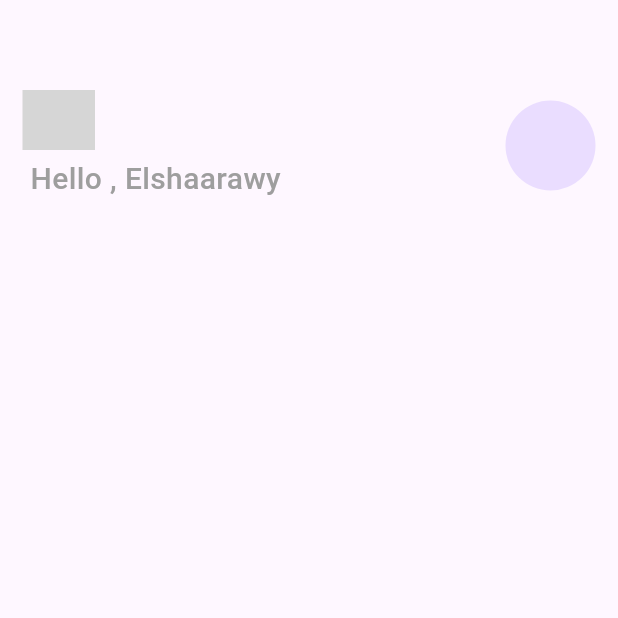
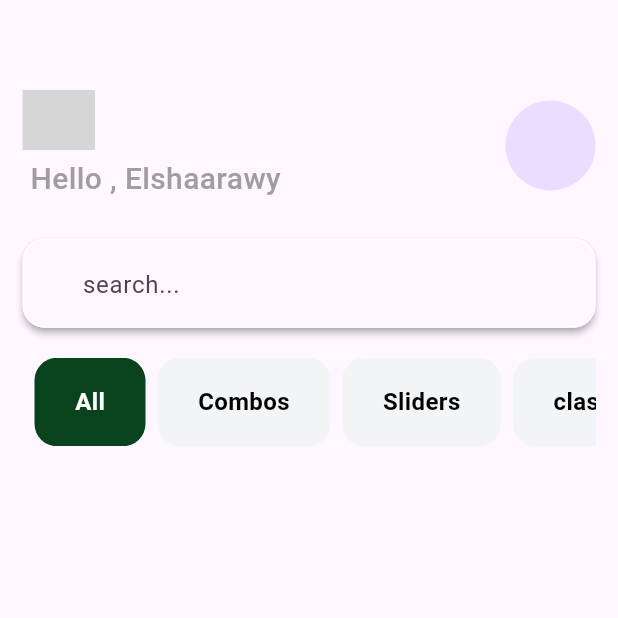
Before and after one commit to elshaarawy7/hangry_app, a Flutter app: the screen it shows after launch, on a phone screen of 412 x 824 dp, the top half of it. Run offline on Flutter 3.47's test engine with Material 3 defaults, Android fonts, the phone set to English and light mode, and no system bars; our stand-ins replace gap; missing offline and left inert: svg_flutter; grey boxes are pictures that could not be loaded.

Commit message:
finsh catogry in home view

```diff
--- a/lib/futcher/home/view/home_view.dart
+++ b/lib/futcher/home/view/home_view.dart
@@ -1,54 +1,125 @@
+import 'package:flutter/cupertino.dart';
 import 'package:flutter/material.dart';
 import 'package:gap/gap.dart';
 import 'package:hangry_app/core/constants/app_color.dart';
 import 'package:hangry_app/futcher/shared/custem_text.dart';
 import 'package:svg_flutter/svg.dart';
 
-class HomeView extends StatelessWidget {
+class HomeView extends StatefulWidget {
   const HomeView({super.key});
 
   @override
+  State<HomeView> createState() => _HomeViewState();
+}
+
+class _HomeViewState extends State<HomeView> {
+   int selectedIndex = 0 ;
+  List catogry = [
+
+    'All' ,
+    'Combos' ,
+    'Sliders' ,
+    'clasic'
+
+  ];
+  @override
   Widget build(BuildContext context) {
-    return Scaffold(
+    return GestureDetector(
+      onTap: () => FocusScope.of(context).unfocus(),
+      child: Scaffold(
         body: Padding(
           padding: const EdgeInsets.symmetric(horizontal: 15),
           child: Column(
             children: [
-            Gap(60) ,
+              Gap(60),
 
               /// header
               Row(
                 children: [
-
-
                   Column(
                     crossAxisAlignment: CrossAxisAlignment.start,
                     children: [
                       SvgPicture.asset(
-                      "assets/logo/logo.svg" ,
+                        "assets/logo/logo.svg",
                         color: AppColor.primery,
                         height: 40,
                       ),
 
-                      Gap(5) ,
+                      Gap(5),
 
                       CustemText(
                         text: " Hello , Elshaarawy",
                         color: Colors.grey.shade500,
                         size: 20,
-                       weight: FontWeight.w500 ,
-                       ) ,
+                        weight: FontWeight.w500,
+                      ),
                     ],
                   ),
-                 Spacer() ,
+                  Spacer(),
 
-                CircleAvatar(
-                  radius: 30,
+                  CircleAvatar(radius: 30),
+                ],
               ),
-               ],
+
+              Gap(25) ,
+
+              // search bar
+
+              Material(
+                elevation: 2,
+                borderRadius: BorderRadius.circular(15),
+                shadowColor: Colors.grey,
+                child: TextField(
+                  decoration: InputDecoration(
+                    hintText: 'search...' ,
+                    prefix: Icon(CupertinoIcons.search) ,
+                    enabledBorder: OutlineInputBorder(
+                      borderRadius: BorderRadius.circular(15) ,
+                      borderSide: BorderSide(color: Colors.white) ,
+
+                    ) ,
+                    focusedBorder:  OutlineInputBorder(
+                      borderRadius: BorderRadius.circular(15) ,
+                      borderSide: BorderSide(color: Colors.white) ,
+
                     )  ,
+                  ),
+                ),
+              ) ,
+
+              Gap(20) ,
+
+              // catogry
+
+              SingleChildScrollView(
+                scrollDirection: Axis.horizontal,
+                child: Row(
+                  children: List.generate(catogry.length,(index){
+                    return GestureDetector(
+                      onTap: () {
+                        setState(() {
+                          selectedIndex = index ;
+                        });
+                      },
+                      child: Container(
+                        margin: EdgeInsets.only(left: 8),
+                        decoration: BoxDecoration(
+                          borderRadius: BorderRadius.circular(15) ,
+                          color: selectedIndex == index ? AppColor.primery : Color(0xffF3F4F6)
+                        ),
+                        padding: EdgeInsets.symmetric(horizontal: 27 , vertical: 18),
+                        child: CustemText(text: catogry[index],
+                        color: selectedIndex == index ? Colors.white : Colors.black ,
+                         size: 16, weight: FontWeight.bold)
+                      ),
+                    );
+                  })
+                ),
+              ) ,
+
 
             ],
+          ),
         ),
       ),
     );
```
Lines whose indentation alone changed are shown as unchanged.
